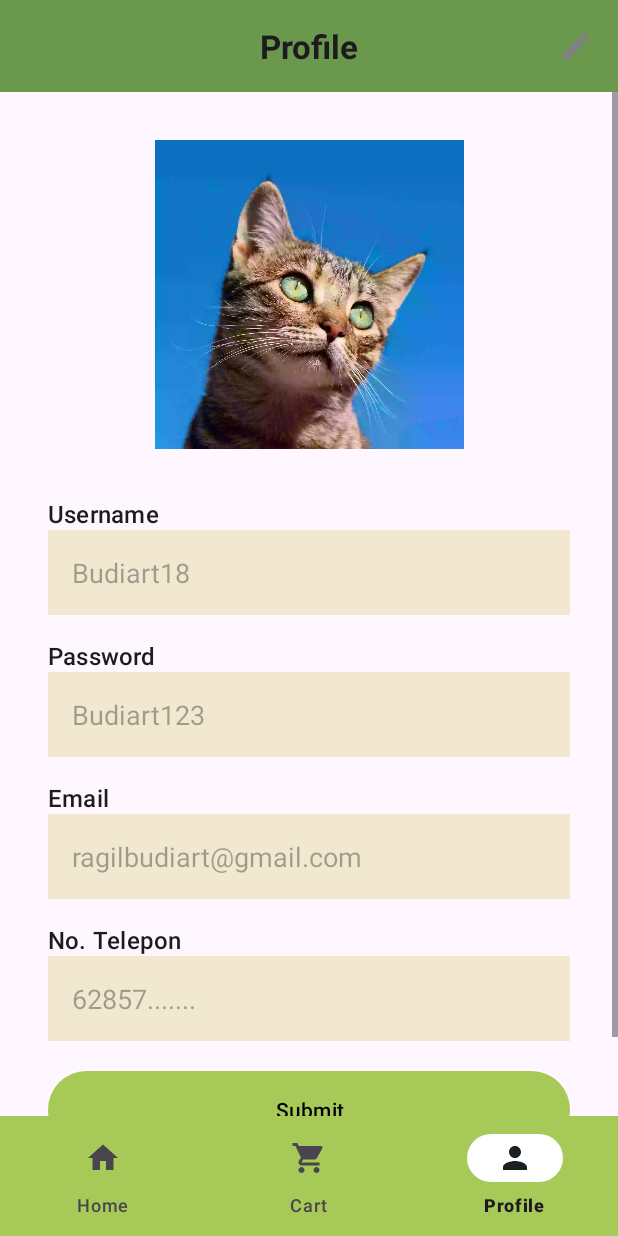
After one commit to Budiart18/FoodGo-FoodDeliveryApp, an Android app: the ProfileFragment screen opened through its navigation route, on a phone screen of 412 x 824 dp. The commit adds this screen. Run offline under Robolectric (Android 15) with nearby library versions, the light colour scheme and no system bars; our stand-ins replace navigation-ui.

Commit message:
Create Profile Fragment

```diff
--- a/app/build.gradle.kts
+++ b/app/build.gradle.kts
@@ -47,6 +47,7 @@ dependencies {
     implementation("com.google.android.material:material:1.9.0")
     implementation("androidx.constraintlayout:constraintlayout:2.1.4")
     implementation("com.google.android.gms:play-services-analytics-impl:18.0.3")
+    implementation("androidx.legacy:legacy-support-v4:1.0.0")
     testImplementation("junit:junit:4.13.2")
     androidTestImplementation("androidx.test.ext:junit:1.1.5")
     androidTestImplementation("androidx.test.espresso:espresso-core:3.5.1")
--- a/app/src/main/java/com/aeryz/foodgoapps/presentation/main/MainActivity.kt
+++ b/app/src/main/java/com/aeryz/foodgoapps/presentation/main/MainActivity.kt
@@ -1,8 +1,10 @@
 package com.aeryz.foodgoapps.presentation.main
 
+import android.os.Bundle
 import androidx.appcompat.app.AppCompatActivity
-import android.os.Bundle
-
+import androidx.navigation.findNavController
+import androidx.navigation.ui.setupWithNavController
+import com.aeryz.foodgoapps.R
 import com.aeryz.foodgoapps.databinding.ActivityMainBinding
 
 class MainActivity : AppCompatActivity() {
@@ -13,6 +15,12 @@ class MainActivity : AppCompatActivity() {
     override fun onCreate(savedInstanceState: Bundle?) {
         super.onCreate(savedInstanceState)
         setContentView(binding.root)
+        setupBottomNav()
+    }
+
+    private fun setupBottomNav() {
+        val navController = findNavController(R.id.nav_host_fragment_activity_main)
+        binding.navView.setupWithNavController(navController)
     }
 
 }
--- /dev/null
+++ b/app/src/main/java/com/aeryz/foodgoapps/presentation/profile/ProfileFragment.kt
@@ -0,0 +1,56 @@
+package com.aeryz.foodgoapps.presentation.profile
+
+import android.os.Bundle
+import android.view.LayoutInflater
+import android.view.View
+import android.view.ViewGroup
+import androidx.fragment.app.Fragment
+import androidx.lifecycle.Observer
+import androidx.lifecycle.ViewModelProvider
+import com.aeryz.foodgoapps.R
+import com.aeryz.foodgoapps.databinding.FragmentProfileBinding
+
+class ProfileFragment : Fragment() {
+
+    companion object {
+        fun newInstance() = ProfileFragment()
+    }
+
+    private lateinit var binding: FragmentProfileBinding
+    private lateinit var viewModel: ProfileViewModel
+
+    override fun onCreateView(
+        inflater: LayoutInflater, container: ViewGroup?,
+        savedInstanceState: Bundle?
+    ): View {
+        binding = FragmentProfileBinding.inflate(inflater, container, false)
+        return binding.root
+    }
+
+    override fun onActivityCreated(savedInstanceState: Bundle?) {
+        super.onActivityCreated(savedInstanceState)
+        viewModel = ViewModelProvider(this).get(ProfileViewModel::class.java)
+
+        viewModel.isEditModeEnabled.observe(viewLifecycleOwner, Observer { isEditModeEnabled ->
+            if (isEditModeEnabled) {
+                binding.ivEdit.setImageResource(R.drawable.ic_edit_active)
+            } else {
+                binding.ivEdit.setImageResource(R.drawable.ic_edit)
+            }
+            binding.etUsername.isEnabled = isEditModeEnabled
+            binding.etPassword.isEnabled = isEditModeEnabled
+            binding.etEmail.isEnabled = isEditModeEnabled
+            binding.etPhoneNumber.isEnabled = isEditModeEnabled
+        })
+
+
+        binding.ivEdit.setOnClickListener {
+            viewModel.toggleEditMode()
+        }
+
+        binding.buttonSubmitProfile.setOnClickListener {
+            viewModel.submitProfile()
+        }
+    }
+
+}
--- /dev/null
+++ b/app/src/main/java/com/aeryz/foodgoapps/presentation/profile/ProfileViewModel.kt
@@ -0,0 +1,39 @@
+package com.aeryz.foodgoapps.presentation.profile
+
+import androidx.lifecycle.LiveData
+import androidx.lifecycle.MutableLiveData
+import androidx.lifecycle.ViewModel
+import androidx.lifecycle.viewModelScope
+import kotlinx.coroutines.Dispatchers
+import kotlinx.coroutines.launch
+import kotlinx.coroutines.withContext
+
+class ProfileViewModel : ViewModel() {
+
+    private val _isEditModeEnabled = MutableLiveData<Boolean>()
+
+    val isEditModeEnabled: LiveData<Boolean>
+        get() = _isEditModeEnabled
+
+    val username = MutableLiveData<String>()
+    val password = MutableLiveData<String>()
+    val email = MutableLiveData<String>()
+    val phoneNumber = MutableLiveData<String>()
+
+    init {
+        _isEditModeEnabled.value = false
+    }
+
+    fun toggleEditMode() {
+        _isEditModeEnabled.value = _isEditModeEnabled.value?.not()
+    }
+
+    fun submitProfile() {
+        viewModelScope.launch {
+            withContext(Dispatchers.Main) {
+
+            }
+        }
+    }
+
+}
--- /dev/null
+++ b/app/src/main/res/drawable/ic_edit.xml
@@ -0,0 +1,5 @@
+<vector android:height="24dp" android:tint="@color/grey"
+    android:viewportHeight="24" android:viewportWidth="24"
+    android:width="24dp" xmlns:android="http://schemas.android.com/apk/res/android">
+    <path android:fillColor="@android:color/white" android:pathData="M3,17.25V21h3.75L17.81,9.94l-3.75,-3.75L3,17.25zM20.71,7.04c0.39,-0.39 0.39,-1.02 0,-1.41l-2.34,-2.34c-0.39,-0.39 -1.02,-0.39 -1.41,0l-1.83,1.83 3.75,3.75 1.83,-1.83z"/>
+</vector>
--- /dev/null
+++ b/app/src/main/res/drawable/ic_edit_active.xml
@@ -0,0 +1,5 @@
+<vector android:height="24dp" android:tint="#000000"
+    android:viewportHeight="24" android:viewportWidth="24"
+    android:width="24dp" xmlns:android="http://schemas.android.com/apk/res/android">
+    <path android:fillColor="@android:color/white" android:pathData="M3,17.25V21h3.75L17.81,9.94l-3.75,-3.75L3,17.25zM20.71,7.04c0.39,-0.39 0.39,-1.02 0,-1.41l-2.34,-2.34c-0.39,-0.39 -1.02,-0.39 -1.41,0l-1.83,1.83 3.75,3.75 1.83,-1.83z"/>
+</vector>
--- a/app/src/main/res/layout/activity_main.xml
+++ b/app/src/main/res/layout/activity_main.xml
@@ -1,17 +1,21 @@
+<?xml version="1.0" encoding="utf-8"?>
 <androidx.constraintlayout.widget.ConstraintLayout
     xmlns:android="http://schemas.android.com/apk/res/android"
     xmlns:app="http://schemas.android.com/apk/res-auto"
     xmlns:tools="http://schemas.android.com/tools"
     android:layout_width="match_parent"
-    android:layout_height="match_parent">
+    android:layout_height="match_parent"
+    tools:context=".presentation.main.MainActivity">
 
     <fragment
-        android:id="@+id/main_nav_host_fragment"
+        android:id="@+id/nav_host_fragment_activity_main"
         android:name="androidx.navigation.fragment.NavHostFragment"
+        app:navGraph="@navigation/mobile_navigation"
+        app:defaultNavHost="true"
         android:layout_width="match_parent"
-        android:layout_height="match_parent"
-        app:defaultNavHost="true"
-        app:navGraph="@navigation/main_nav_graph"
+        android:layout_height="0dp"
+        app:layout_constraintTop_toTopOf="parent"
+        app:layout_constraintBottom_toTopOf="@+id/nav_view"
         tools:context=".presentation.main.MainActivity"/>
 
     <com.google.android.material.bottomnavigation.BottomNavigationView
--- /dev/null
+++ b/app/src/main/res/layout/fragment_profile.xml
@@ -0,0 +1,148 @@
+<?xml version="1.0" encoding="utf-8"?>
+<androidx.constraintlayout.widget.ConstraintLayout xmlns:android="http://schemas.android.com/apk/res/android"
+    xmlns:app="http://schemas.android.com/apk/res-auto"
+    xmlns:tools="http://schemas.android.com/tools"
+    android:layout_width="match_parent"
+    android:layout_height="match_parent"
+    tools:context=".presentation.profile.ProfileFragment">
+
+    <androidx.constraintlayout.widget.ConstraintLayout
+        android:id="@+id/cl_header"
+        android:layout_width="match_parent"
+        android:layout_height="wrap_content"
+        android:background="@color/app_color_secondary"
+        android:padding="16dp"
+        app:layout_constraintTop_toTopOf="parent">
+
+        <TextView
+            android:id="@+id/tv_profile"
+            style="@style/TextAppearance.Material3.TitleLarge"
+            android:layout_width="wrap_content"
+            android:layout_height="wrap_content"
+            android:text="Profile"
+            android:textStyle="bold"
+            app:layout_constraintBottom_toBottomOf="parent"
+            app:layout_constraintEnd_toEndOf="parent"
+            app:layout_constraintStart_toStartOf="parent"
+            app:layout_constraintTop_toTopOf="parent" />
+
+        <ImageView
+            android:id="@+id/iv_edit"
+            android:layout_width="wrap_content"
+            android:layout_height="wrap_content"
+            android:src="@drawable/ic_edit"
+            app:layout_constraintBottom_toBottomOf="parent"
+            app:layout_constraintEnd_toEndOf="parent"
+            app:layout_constraintTop_toTopOf="parent" />
+
+
+    </androidx.constraintlayout.widget.ConstraintLayout>
+
+    <ScrollView
+        android:layout_width="match_parent"
+        android:layout_height="0dp"
+        android:id="@+id/sv_profile_page"
+        app:layout_constraintTop_toBottomOf="@+id/cl_header"
+        app:layout_constraintBottom_toBottomOf="parent">
+
+        <androidx.constraintlayout.widget.ConstraintLayout
+            android:layout_width="match_parent"
+            android:layout_height="wrap_content">
+
+            <ImageView
+                android:id="@+id/iv_profile_image"
+                android:layout_width="0dp"
+                android:layout_height="0dp"
+                android:layout_margin="32dp"
+                android:scaleType="centerCrop"
+                app:layout_constraintDimensionRatio="W,1:1"
+                app:layout_constraintEnd_toEndOf="parent"
+                app:layout_constraintWidth_percent="0.5"
+                app:layout_constraintStart_toStartOf="parent"
+                app:layout_constraintTop_toTopOf="parent"
+                android:src="@drawable/iv_profile_picture"/>
+
+            <LinearLayout
+                android:id="@+id/ll_edit_profile"
+                android:layout_width="match_parent"
+                android:layout_height="wrap_content"
+                android:orientation="vertical"
+                android:padding="32dp"
+                app:layout_constraintTop_toBottomOf="@+id/iv_profile_image">
+
+                <TextView
+                    style="@style/TextAppearance.Material3.TitleMedium"
+                    android:layout_width="match_parent"
+                    android:layout_height="wrap_content"
+                    android:text="Username" />
+
+                <EditText
+                    android:id="@+id/et_username"
+                    android:layout_width="match_parent"
+                    android:layout_height="wrap_content"
+                    android:background="@color/app_color_primary_container"
+                    android:padding="16dp"
+                    android:layout_marginBottom="16dp"
+                    android:text="Budiart18"/>
+
+                <TextView
+                    style="@style/TextAppearance.Material3.TitleMedium"
+                    android:layout_width="match_parent"
+                    android:layout_height="wrap_content"
+                    android:text="Password" />
+
+                <EditText
+                    android:id="@+id/et_password"
+                    android:layout_width="match_parent"
+                    android:layout_height="wrap_content"
+                    android:background="@color/app_color_primary_container"
+                    android:padding="16dp"
+                    android:layout_marginBottom="16dp"
+                    android:text="Budiart123"/>
+
+                <TextView
+                    style="@style/TextAppearance.Material3.TitleMedium"
+                    android:layout_width="match_parent"
+                    android:layout_height="wrap_content"
+                    android:text="Email" />
+
+                <EditText
+                    android:id="@+id/et_email"
+                    android:layout_width="match_parent"
+                    android:layout_height="wrap_content"
+                    android:background="@color/app_color_primary_container"
+                    android:padding="16dp"
+                    android:layout_marginBottom="16dp"
+                    android:text="ragilbudiart@gmail.com"/>
+
+                <TextView
+                    style="@style/TextAppearance.Material3.TitleMedium"
+                    android:layout_width="match_parent"
+                    android:layout_height="wrap_content"
+                    android:text="No. Telepon" />
+
+                <EditText
+                    android:id="@+id/et_phone_number"
+                    android:layout_width="match_parent"
+                    android:layout_height="wrap_content"
+                    android:background="@color/app_color_primary_container"
+                    android:padding="16dp"
+                    android:layout_marginBottom="16dp"
+                    android:text="62857......."/>
+
+                <Button
+                    android:id="@+id/button_submit_profile"
+                    android:layout_width="match_parent"
+                    android:layout_height="wrap_content"
+                    android:text="Submit"
+                    android:textColor="@color/black"
+                    android:paddingVertical="16dp"/>
+
+
+            </LinearLayout>
+
+        </androidx.constraintlayout.widget.ConstraintLayout>
+
+    </ScrollView>
+
+</androidx.constraintlayout.widget.ConstraintLayout>
--- a/app/src/main/res/menu/bottom_nav_menu.xml
+++ b/app/src/main/res/menu/bottom_nav_menu.xml
@@ -5,14 +5,14 @@
         android:id="@+id/navigation_home"
         android:icon="@drawable/ic_home"
         android:title="Home" />
-    p
+
     <item
-        android:id="@+id/navigation_dashboard"
+        android:id="@+id/navigation_cart"
         android:icon="@drawable/ic_cart"
         android:title="Cart" />
 
     <item
-        android:id="@+id/navigation_notifications"
+        android:id="@+id/navigation_profile"
         android:icon="@drawable/ic_profile"
         android:title="Profile" />
 
--- a/app/src/main/res/navigation/main_nav_graph.xml
+++ /dev/null
@@ -1,12 +0,0 @@
-<?xml version="1.0" encoding="utf-8"?>
-<navigation xmlns:android="http://schemas.android.com/apk/res/android"
-    xmlns:app="http://schemas.android.com/apk/res-auto"
-    xmlns:tools="http://schemas.android.com/tools"
-    android:id="@+id/main_nav_graph.xml"
-    app:startDestination="@id/foodListFragment">
-    <fragment
-        android:id="@+id/foodListFragment"
-        android:name="com.aeryz.foodgoapps.presentation.home.HomeFragment"
-        tools:layout="@layout/fragment_food_list"
-        android:label="FoodListFragment" />
-</navigation>
--- /dev/null
+++ b/app/src/main/res/navigation/mobile_navigation.xml
@@ -0,0 +1,19 @@
+<?xml version="1.0" encoding="utf-8"?>
+<navigation xmlns:android="http://schemas.android.com/apk/res/android"
+    xmlns:app="http://schemas.android.com/apk/res-auto"
+    xmlns:tools="http://schemas.android.com/tools"
+    android:id="@+id/mobile_navigation"
+    app:startDestination="@id/navigation_home">
+
+    <fragment
+        android:id="@+id/navigation_home"
+        android:name="com.aeryz.foodgoapps.presentation.home.HomeFragment"
+        android:label="fragment_home"
+        tools:layout="@layout/fragment_home" />
+
+    <fragment
+        android:id="@+id/navigation_profile"
+        android:name="com.aeryz.foodgoapps.presentation.profile.ProfileFragment"
+        android:label="fragment_profile"
+        tools:layout="@layout/fragment_profile" />
+</navigation>
```
